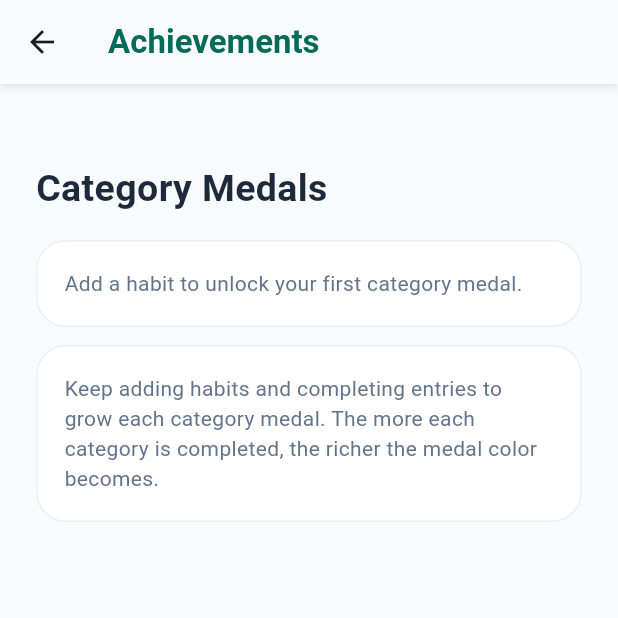
After one commit to rubenf11/Goalkeeper, a Flutter app: the AchievementsScreen screen opened directly, on a phone screen of 412 x 824 dp, the top half of it. The commit adds this screen. Run offline on Flutter 3.47's test engine with Material 3 defaults, Android fonts, the phone set to English and light mode, and no system bars; our stand-ins replace cloud_firestore, firebase_auth, firebase_core, fl_chart, image_picker, supabase_flutter; accounts and stored records are empty.

Commit message:
achievements

```diff
--- /dev/null
+++ b/lib/screens/achievements_screen.dart
@@ -0,0 +1,403 @@
+import 'package:firebase_auth/firebase_auth.dart';
+import 'package:flutter/material.dart';
+import 'package:provider/provider.dart';
+
+import '../data/models/habit.dart';
+import '../widgets/habit_category_catalog.dart';
+import '../services/auth_service.dart';
+import '../services/habit_service.dart';
+
+class AchievementsScreen extends StatelessWidget {
+  const AchievementsScreen({super.key});
+
+  static const Color _primaryColor = Color(0xFF006B59);
+  static const Color _backgroundColor = Color(0xFFF8FAFC);
+  static const Color _cardColor = Colors.white;
+  static const Color _textColorDark = Color(0xFF1E293B);
+  static const Color _textColorLight = Color(0xFF64748B);
+
+  @override
+  Widget build(BuildContext context) {
+    final HabitService habitService = context.read<HabitService>();
+    final User? currentUser = AuthService().currentUser;
+
+    return Scaffold(
+      backgroundColor: _backgroundColor,
+      appBar: AppBar(
+        backgroundColor: _backgroundColor,
+        elevation: 2,
+        shadowColor: Colors.black.withValues(alpha: 0.3),
+        surfaceTintColor: Colors.transparent,
+        title: const Text(
+          'Achievements',
+          style: TextStyle(
+            color: _primaryColor,
+            fontWeight: FontWeight.bold,
+          ),
+        ),
+      ),
+      body: currentUser == null
+          ? const Center(child: Text('Please sign in to view your achievements.'))
+          : StreamBuilder<List<Habit>>(
+              stream: habitService.watchCurrentUserHabits(),
+              builder: (context, snapshot) {
+                if (snapshot.connectionState == ConnectionState.waiting) {
+                  return const Center(child: CircularProgressIndicator());
+                }
+
+                final List<Habit> habits = snapshot.data ?? const <Habit>[];
+                final Map<String, List<Habit>> habitsByCategory = {};
+                for (final Habit habit in habits) {
+                  habitsByCategory.putIfAbsent(habit.category, () => <Habit>[]).add(habit);
+                }
+
+                final List<_CategoryMedal> categoryMedals = habitsByCategory.entries.map((entry) {
+                  final HabitCategoryOption categoryOption = HabitCategoryCatalog.optionFor(entry.key);
+                  final List<Habit> categoryHabits = entry.value;
+                  final int completedCount = categoryHabits.where((habit) => habit.isDone).length;
+                  final int points = _pointsForCategory(categoryHabits);
+                  final _MedalTier medalTier = _medalTierForPoints(points);
+
+                  return _CategoryMedal(
+                    categoryName: entry.key,
+                    icon: categoryOption.icon,
+                    habitCount: categoryHabits.length,
+                    completedCount: completedCount,
+                    points: points,
+                    medalTier: medalTier,
+                  );
+                }).toList()
+                  ..sort((a, b) {
+                    final int pointsComparison = b.points.compareTo(a.points);
+                    if (pointsComparison != 0) {
+                      return pointsComparison;
+                    }
+
+                    return a.categoryName.toLowerCase().compareTo(b.categoryName.toLowerCase());
+                  });
+
+                return SingleChildScrollView(
+                  clipBehavior: Clip.none,
+                  padding: const EdgeInsets.all(24),
+                  child: Column(
+                    crossAxisAlignment: CrossAxisAlignment.start,
+                    children: [
+                      const SizedBox(height: 28),
+                      Text(
+                        'Category Medals',
+                        style: TextStyle(
+                          fontSize: 25,
+                          fontWeight: FontWeight.bold,
+                          color: _textColorDark,
+                        ),
+                      ),
+                      const SizedBox(height: 16),
+                      if (categoryMedals.isEmpty)
+                        Container(
+                          width: double.infinity,
+                          padding: const EdgeInsets.all(18),
+                          decoration: BoxDecoration(
+                            color: _cardColor,
+                            borderRadius: BorderRadius.circular(20),
+                            border: Border.all(color: Colors.grey.shade200),
+                          ),
+                          child: Text(
+                            'Add a habit to unlock your first category medal.',
+                            style: TextStyle(
+                              color: _textColorLight,
+                              height: 1.4,
+                            ),
+                          ),
+                        )
+                      else
+                        GridView.builder(
+                          clipBehavior: Clip.none,
+                          padding: const EdgeInsets.all(2),
+                          shrinkWrap: true,
+                          physics: const NeverScrollableScrollPhysics(),
+                          itemCount: categoryMedals.length,
+                          gridDelegate: const SliverGridDelegateWithFixedCrossAxisCount(
+                            crossAxisCount: 2,
+                            mainAxisSpacing: 12,
+                            crossAxisSpacing: 12,
+                            childAspectRatio: 0.78,
+                          ),
+                          itemBuilder: (context, index) {
+                            return Padding(
+                              padding: const EdgeInsets.all(1.5),
+                              child: _CategoryMedalCard(medal: categoryMedals[index]),
+                            );
+                          },
+                        ),
+                      const SizedBox(height: 12),
+                      Container(
+                        width: double.infinity,
+                        padding: const EdgeInsets.all(18),
+                        decoration: BoxDecoration(
+                          color: _cardColor,
+                          borderRadius: BorderRadius.circular(20),
+                          border: Border.all(color: Colors.grey.shade200),
+                        ),
+                        child: Text(
+                          'Keep adding habits and completing entries to grow each category medal. The more each category is completed, the richer the medal color becomes.',
+                          style: TextStyle(
+                            color: _textColorLight,
+                            height: 1.4,
+                          ),
+                        ),
+                      ),
+                    ],
+                  ),
+                );
+              },
+            ),
+    );
+  }
+}
+
+class _CategoryMedal {
+  const _CategoryMedal({
+    required this.categoryName,
+    required this.icon,
+    required this.habitCount,
+    required this.completedCount,
+    required this.points,
+    required this.medalTier,
+  });
+
+  final String categoryName;
+  final IconData icon;
+  final int habitCount;
+  final int completedCount;
+  final int points;
+  final _MedalTier medalTier;
+}
+
+class _MedalTier {
+  const _MedalTier({
+    required this.name,
+    required this.color,
+    required this.textColor,
+    required this.borderColor,
+    required this.minPoints,
+    required this.maxPoints,
+  });
+
+  final String name;
+  final Color color;
+  final Color textColor;
+  final Color borderColor;
+  final int minPoints;
+  final int maxPoints;
+}
+
+int _pointsForCategory(List<Habit> habits) {
+  return habits.fold<int>(0, (sum, habit) => sum + (habit.daysCompleted * _pointsPerCompletion(habit.frequency)));
+}
+
+int _pointsPerCompletion(Frequency frequency) {
+  switch (frequency) {
+    case Frequency.daily:
+      return 1;
+    case Frequency.weekly:
+      return 7;
+    case Frequency.monthly:
+      return 30;
+    case Frequency.yearly:
+      return 360;
+  }
+}
+
+_MedalTier _medalTierForPoints(int points) {
+  if (points >= 100) {
+    return const _MedalTier(
+      name: 'Green',
+      color: Color(0xFF2F9E44),
+      textColor: Colors.white,
+      borderColor: Color(0xFF23703A),
+      minPoints: 100,
+      maxPoints: 100,
+    );
+  }
+
+  if (points >= 50) {
+    return const _MedalTier(
+      name: 'Gold',
+      color: Color(0xFFD4AF37),
+      textColor: Color(0xFF3A2B00),
+      borderColor: Color(0xFFB38E19),
+      minPoints: 50,
+      maxPoints: 100,
+    );
+  }
+
+  if (points >= 25) {
+    return const _MedalTier(
+      name: 'Silver',
+      color: Color(0xFFC0C0C0),
+      textColor: Color(0xFF334155),
+      borderColor: Color(0xFF8A8A8A),
+      minPoints: 25,
+      maxPoints: 50,
+    );
+  }
+
+  return const _MedalTier(
+    name: 'Bronze',
+    color: Color(0xFFCD7F32),
+    textColor: Colors.white,
+    borderColor: Color(0xFF9A5E22),
+    minPoints: 0,
+    maxPoints: 25,
+  );
+}
+
+class _CategoryMedalCard extends StatelessWidget {
+  const _CategoryMedalCard({required this.medal});
+
+  final _CategoryMedal medal;
+
+  double _categoryFontSize(String categoryName) {
+    final int length = categoryName.trim().length;
+    if (length >= 26) {
+      return 13;
+    }
+    if (length >= 20) {
+      return 14;
+    }
+    if (length >= 15) {
+      return 16;
+    }
+    if (length >= 11) {
+      return 18;
+    }
+    return 20;
+  }
+
+  @override
+  Widget build(BuildContext context) {
+    const double progressElementHeight = 12;
+
+    final double progress = medal.medalTier.maxPoints == medal.medalTier.minPoints
+        ? 1.0
+        : ((medal.points - medal.medalTier.minPoints) /
+                (medal.medalTier.maxPoints - medal.medalTier.minPoints))
+            .clamp(0.0, 1.0);
+
+    return Container(
+      padding: const EdgeInsets.all(16),
+      decoration: BoxDecoration(
+        color: Colors.white,
+        borderRadius: BorderRadius.circular(24),
+        border: Border.all(color: medal.medalTier.borderColor.withValues(alpha: 0.35)),
+        boxShadow: [
+          BoxShadow(
+            color: medal.medalTier.color.withValues(alpha: 0.08),
+            blurRadius: 18,
+            offset: const Offset(0, 10),
+          ),
+        ],
+      ),
+      child: Column(
+        mainAxisAlignment: MainAxisAlignment.center,
+        children: [
+          Text(
+            medal.categoryName,
+            textAlign: TextAlign.center,
+            maxLines: 1,
+            softWrap: false,
+            overflow: TextOverflow.ellipsis,
+            style: TextStyle(
+              fontSize: _categoryFontSize(medal.categoryName),
+              fontWeight: FontWeight.w700,
+              color: AchievementsScreen._textColorDark,
+            ),
+          ),
+          const SizedBox(height: 10),
+          Container(
+            width: 88,
+            height: 88,
+            decoration: BoxDecoration(
+              shape: BoxShape.circle,
+              gradient: RadialGradient(
+                colors: [
+                  medal.medalTier.color.withValues(alpha: 0.95),
+                  medal.medalTier.color,
+                ],
+                stops: const [0.2, 1.0],
+              ),
+              border: Border.all(
+                color: medal.medalTier.borderColor,
+                width: 3,
+              ),
+              boxShadow: [
+                BoxShadow(
+                  color: medal.medalTier.color.withValues(alpha: 0.25),
+                  blurRadius: 18,
+                  offset: const Offset(0, 8),
+                ),
+              ],
+            ),
+            child: Stack(
+              alignment: Alignment.center,
+              children: [
+                Icon(
+                  medal.icon,
+                  size: 36,
+                  color: medal.medalTier.textColor,
+                ),
+
+              ],
+            ),
+          ),
+          const SizedBox(height: 4),
+          SizedBox(
+            height: 26,
+            child: Stack(
+              alignment: Alignment.center,
+              children: [
+                ClipRRect(
+                  borderRadius: BorderRadius.circular(999),
+                  child: LinearProgressIndicator(
+                    value: progress,
+                    minHeight: progressElementHeight,
+                    backgroundColor: const Color(0xFFE2E8F0),
+                    valueColor: AlwaysStoppedAnimation<Color>(medal.medalTier.color),
+                  ),
+                ),
+                Positioned.fill(
+                  child: Center(
+                    child: Transform.translate(
+                      offset: const Offset(0, 0),
+                      child: Container(
+                        height: progressElementHeight,
+                        alignment: Alignment.center,
+                        padding: const EdgeInsets.symmetric(horizontal: 8),
+                        decoration: BoxDecoration(
+                          color: Colors.black.withValues(alpha: 0.22),
+                          borderRadius: BorderRadius.circular(999),
+                        ),
+                        child: Transform.translate(
+                          offset: const Offset(0, -1),
+                          child: Text(
+                            '${medal.points} pts',
+                            textAlign: TextAlign.center,
+                            style: const TextStyle(
+                              fontSize: 10,
+                              fontWeight: FontWeight.w800,
+                              color: Colors.white,
+                            ),
+                          ),
+                        ),
+                      ),
+                    ),
+                  ),
+                ),
+              ],
+            ),
+          ),
+        ],
+      ),
+    );
+  }
+}
--- a/lib/screens/main_screen.dart
+++ b/lib/screens/main_screen.dart
@@ -1,5 +1,6 @@
 import 'package:flutter/material.dart';
 import 'create_habit_screen.dart';
+import 'achievements_screen.dart';
 import 'home_screen.dart';
 import 'profile_screen.dart';
 import 'create_entry_screen.dart';
@@ -19,6 +20,7 @@ class _MainScreenState extends State<MainScreen> {
   final List<Widget> _screens = [
     const HomeScreen(),
     const CreateHabitScreen(),
+    const AchievementsScreen(),
     const ProfileScreen(),
   ];
 
@@ -58,6 +60,10 @@ class _MainScreenState extends State<MainScreen> {
             icon: Icon(Icons.add_circle_outline),
             label: 'Add Habit',
           ),
+          BottomNavigationBarItem(
+            icon: Icon(Icons.emoji_events_outlined),
+            label: 'Achievements',
+          ),
           BottomNavigationBarItem(icon: Icon(Icons.person), label: 'Profile'),
         ],
       ),
```
